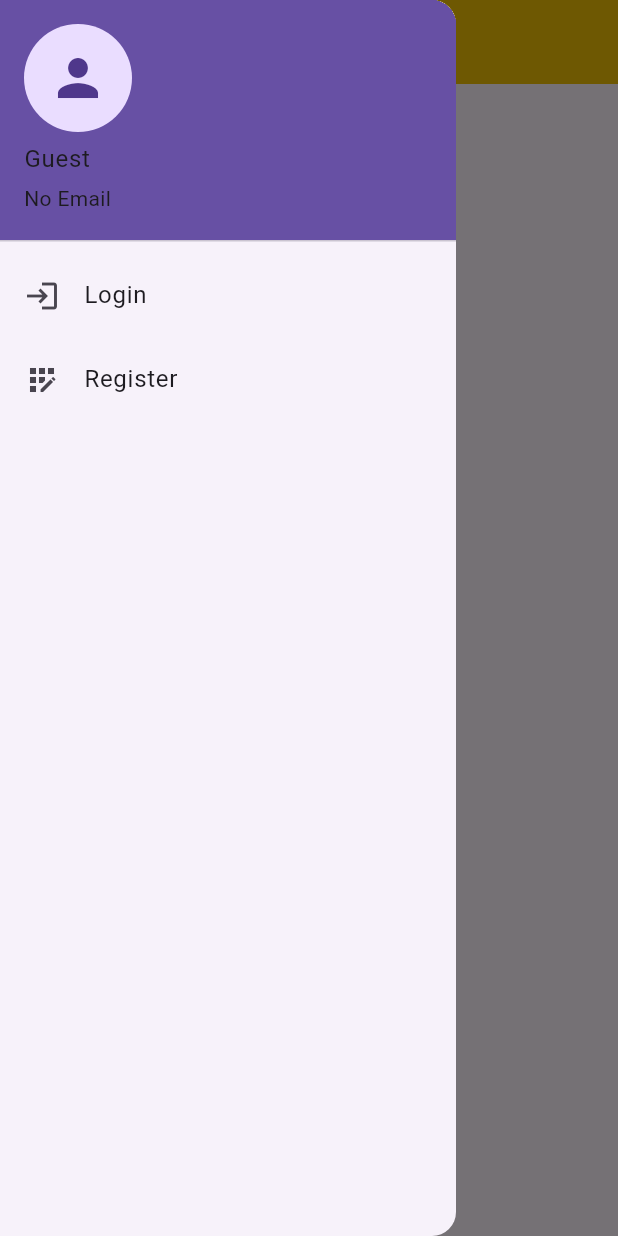
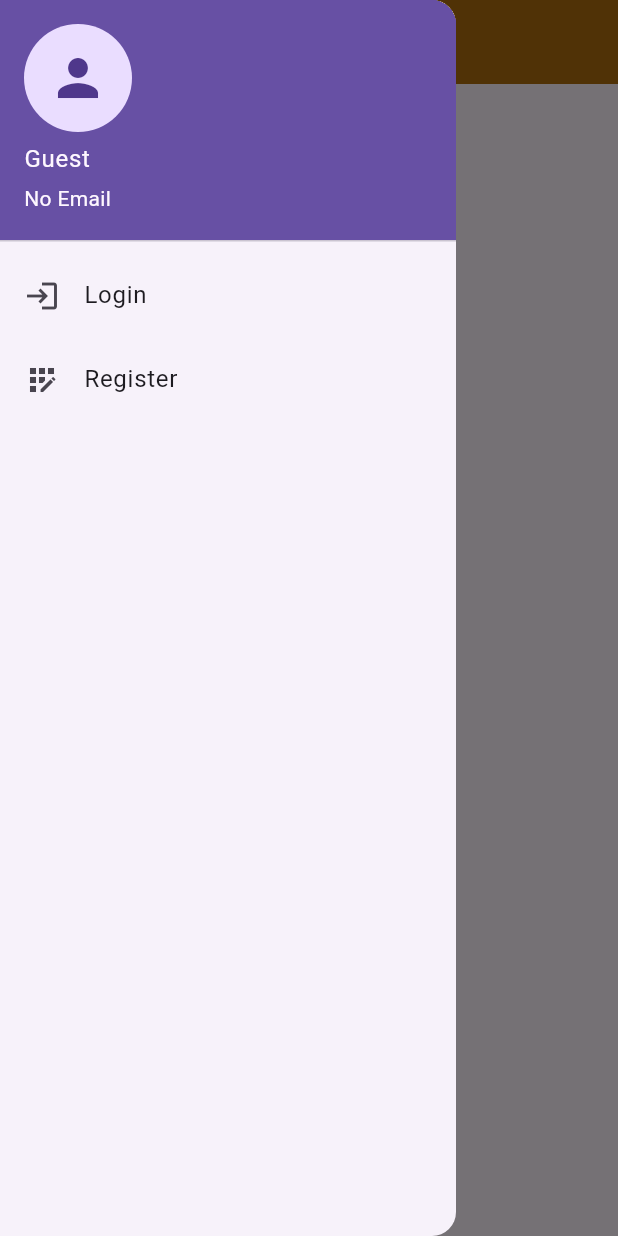
Before and after one commit to vprabhu1771/flutter_supabase_gold_scheme, a Flutter app: the screen it shows after launch, with the side drawer open, on a phone screen of 412 x 824 dp. Run offline on Flutter 3.47's test engine with Material 3 defaults, Android fonts, the phone set to English and light mode, and no system bars; our stand-ins replace flutter_dotenv, flutter_secure_storage, flutter_slidable, fluttertoast, shared_preferences, supabase_flutter; accounts and stored records are empty.

Commit message:
cinnamonTheme added

```diff
--- a/lib/main.dart
+++ b/lib/main.dart
@@ -44,7 +44,7 @@
 
             theme: notifier.isDark
                 ? notifier.darkTheme // dark theme applied
-                : notifier.goldTheme, // pink theme applied when not dark
+                : notifier.cinnamonTheme, // pink theme applied when not dark
 
             home: HomeScreen(title: 'Home'),
 
--- a/lib/services/UiProvider.dart
+++ b/lib/services/UiProvider.dart
@@ -22,21 +22,21 @@ class UiProvider extends ChangeNotifier{
       primaryColorDark: Colors.white
   );
 
-  final goldTheme = ThemeData(
-    primaryColor: Color(0xFFEFBF04), // Hex #2196F3 (Blue),
+  final cinnamonTheme = ThemeData(
+    primaryColor: Color(0xFFAF6E0C), // Hex #2196F3 (Blue),
     brightness: Brightness.light,
     primaryColorDark: Colors.pinkAccent,
 
     // AppBar Theme
     appBarTheme: AppBarTheme(
-      backgroundColor: Color(0xFFEFBF04), // Pink AppBar
+      backgroundColor: Color(0xFFAF6E0C), // Pink AppBar
       titleTextStyle: TextStyle(color: Colors.white, fontSize: 20, fontWeight: FontWeight.bold),
       iconTheme: IconThemeData(color: Colors.white), // AppBar icons color
     ),
 
     // Button Theme
     buttonTheme: ButtonThemeData(
-      buttonColor: Color(0xFFEFBF04), // Default button color
+      buttonColor: Color(0xFFAF6E0C), // Default button color
       textTheme: ButtonTextTheme.primary,
     ),
 
@@ -44,7 +44,7 @@ class UiProvider extends ChangeNotifier{
     elevatedButtonTheme: ElevatedButtonThemeData(
       style: ElevatedButton.styleFrom(
         foregroundColor: Colors.white, // Button text color
-        backgroundColor: Color(0xFFEFBF04), // Button background color
+        backgroundColor: Color(0xFFAF6E0C), // Button background color
       ),
     ),
 
@@ -52,16 +52,16 @@ class UiProvider extends ChangeNotifier{
     textButtonTheme: TextButtonThemeData(
       style: TextButton.styleFrom(
         // backgroundColor: Colors.pink, // TextButton color
-        foregroundColor: Color(0xFFEFBF04), // TextButton color
+        foregroundColor: Color(0xFFAF6E0C), // TextButton color
       ),
     ),
 
     // Bottom Navigation Bar Theme
     bottomNavigationBarTheme: BottomNavigationBarThemeData(
-      backgroundColor: Color(0xFFEFBF04), // Background color
+      backgroundColor: Color(0xFFAF6E0C), // Background color
       selectedItemColor: Colors.white, // Selected icon & text color
       unselectedItemColor: Colors.white70, // Unselected icon & text color
-      selectedLabelStyle: TextStyle(fontSize: 14, fontWeight: FontWeight.bold, backgroundColor: Color(0xFFEFBF04)), // Selected text style
+      selectedLabelStyle: TextStyle(fontSize: 14, fontWeight: FontWeight.bold, backgroundColor: Color(0xFFAF6E0C)), // Selected text style
       unselectedLabelStyle: TextStyle(fontSize: 12), // Unselected text style
     ),
 
```
